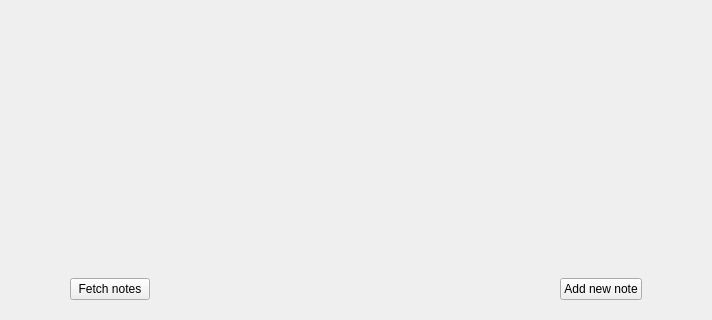
Qt form src/NotesManagement.ui (mooltipass/moolticute) before a commit; both pictures show x 0 to 712 and y 200 to 520 of the 712 by 520 pixel window.
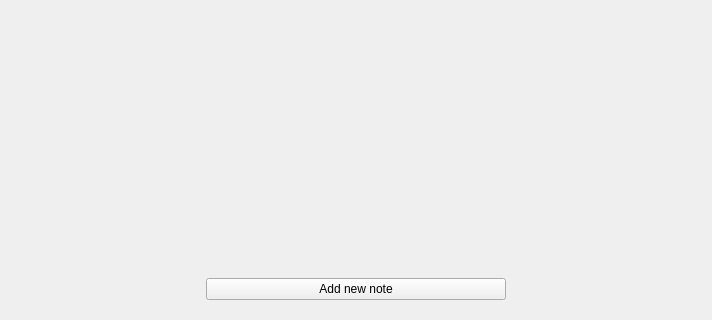
The same form after that commit.

Commit message: [BLE] Add clear notes Icon and fetch notes on device connection

Diff of the .ui file:
```diff
--- a/src/NotesManagement.ui
+++ b/src/NotesManagement.ui
@@ -152,32 +152,6 @@
        </item>
        <item>
         <layout class="QHBoxLayout" name="horizontalLayout_3">
-         <item>
-          <widget class="QPushButton" name="pushButtonEnterNotesMMM">
-           <property name="maximumSize">
-            <size>
-             <width>300</width>
-             <height>38</height>
-            </size>
-           </property>
-           <property name="text">
-            <string>Fetch notes</string>
-           </property>
-          </widget>
-         </item>
-         <item>
-          <spacer name="horizontalSpacer">
-           <property name="orientation">
-            <enum>Qt::Horizontal</enum>
-           </property>
-           <property name="sizeHint" stdset="0">
-            <size>
-             <width>40</width>
-             <height>20</height>
-            </size>
-           </property>
-          </spacer>
-         </item>
          <item>
           <widget class="QPushButton" name="pushButtonAddNote">
            <property name="maximumSize">
```
The commit also changes 7 other files.
